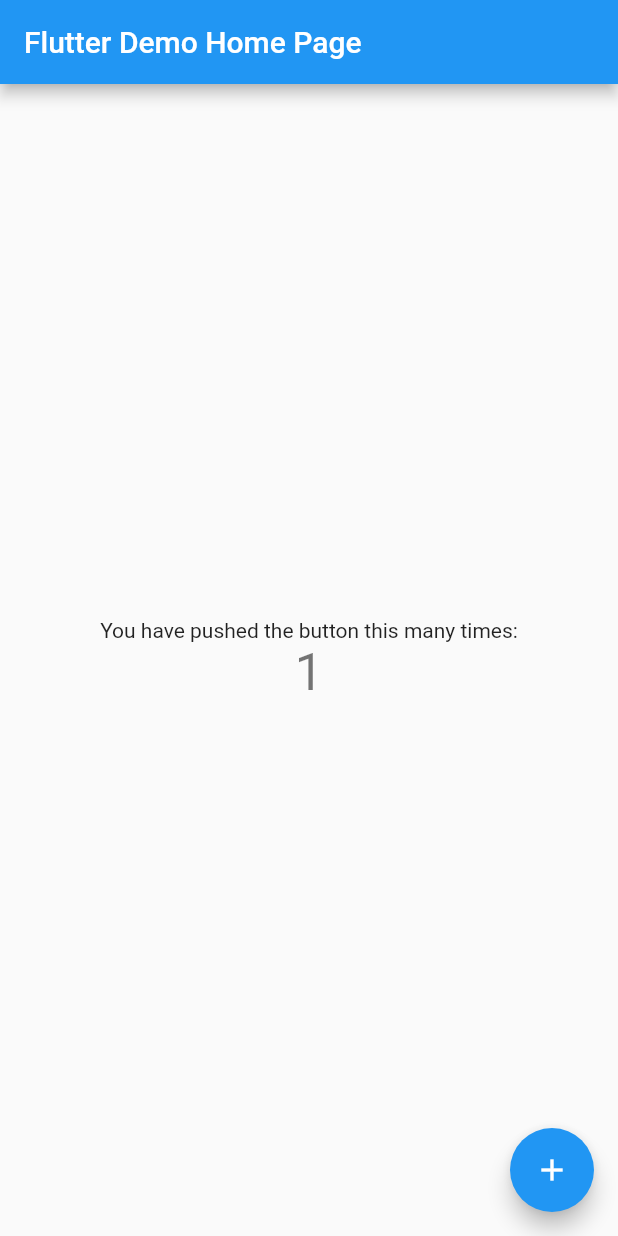
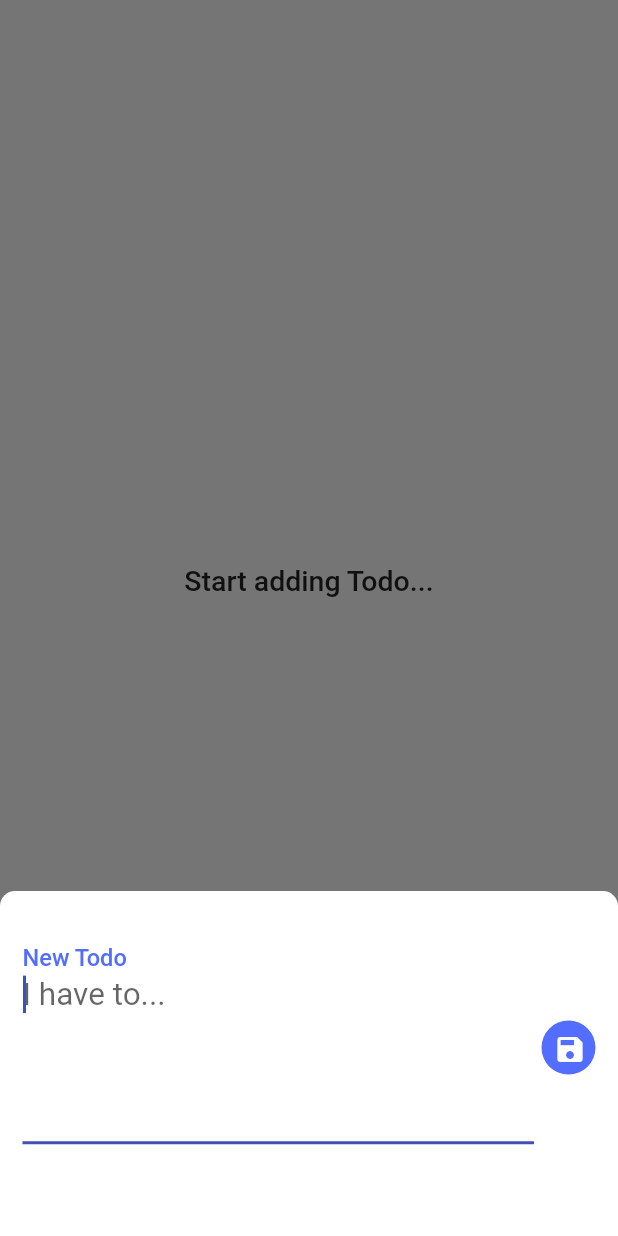
Before and after one commit to tskyles/flutter_todo, a Flutter app: the screen it shows after launch, after a tap on the "add" icon, on a phone screen of 412 x 824 dp. Run offline on Flutter 3.47's test engine with Material 2 defaults, Android fonts, the phone set to English and light mode, and no system bars; our stand-ins replace sqflite; accounts and stored records are empty; Roboto replaces fonts that are missing (RobotoMono).

Commit message:
brought in ui scaffolding

```diff
--- a/lib/database/database.dart
+++ b/lib/database/database.dart
@@ -36,7 +36,10 @@ class DatabaseProvider {
     await database.execute("CREATE TABLE $todoTABLE ("
         "id INTEGER PRIMARY KEY, "
         "description TEXT, "
-        "is_done INTEGER, "
+        /*SQLITE doesn't have boolean type
+        so we store isDone as integer where 0 is false
+        and 1 is true*/
+        "is_done INTEGER "
         ")");
   }
 }
--- a/lib/main.dart
+++ b/lib/main.dart
@@ -1,4 +1,5 @@
 import 'package:flutter/material.dart';
+import 'package:todo/ui/home_page.dart';
 
 void main() {
   runApp(MyApp());
@@ -9,109 +10,14 @@ class MyApp extends StatelessWidget {
   @override
   Widget build(BuildContext context) {
     return MaterialApp(
-      title: 'Flutter Demo',
+      debugShowCheckedModeBanner: false,
+      title: 'Flutter Todo Demo',
       theme: ThemeData(
-        // This is the theme of your application.
-        //
-        // Try running your application with "flutter run". You'll see the
-        // application has a blue toolbar. Then, without quitting the app, try
-        // changing the primarySwatch below to Colors.green and then invoke
-        // "hot reload" (press "r" in the console where you ran "flutter run",
-        // or simply save your changes to "hot reload" in a Flutter IDE).
-        // Notice that the counter didn't reset back to zero; the application
-        // is not restarted.
-        primarySwatch: Colors.blue,
-        // This makes the visual density adapt to the platform that you run
-        // the app on. For desktop platforms, the controls will be smaller and
-        // closer together (more dense) than on mobile platforms.
+        primarySwatch: Colors.indigo,
+        canvasColor: Colors.transparent,
         visualDensity: VisualDensity.adaptivePlatformDensity,
       ),
-      home: MyHomePage(title: 'Flutter Demo Home Page'),
+      home: HomePage(title: 'My Todo List'),
     );
   }
 }
-
-class MyHomePage extends StatefulWidget {
-  MyHomePage({Key key, this.title}) : super(key: key);
-
-  // This widget is the home page of your application. It is stateful, meaning
-  // that it has a State object (defined below) that contains fields that affect
-  // how it looks.
-
-  // This class is the configuration for the state. It holds the values (in this
-  // case the title) provided by the parent (in this case the App widget) and
-  // used by the build method of the State. Fields in a Widget subclass are
-  // always marked "final".
-
-  final String title;
-
-  @override
-  _MyHomePageState createState() => _MyHomePageState();
-}
-
-class _MyHomePageState extends State<MyHomePage> {
-  int _counter = 0;
-
-  void _incrementCounter() {
-    setState(() {
-      // This call to setState tells the Flutter framework that something has
-      // changed in this State, which causes it to rerun the build method below
-      // so that the display can reflect the updated values. If we changed
-      // _counter without calling setState(), then the build method would not be
-      // called again, and so nothing would appear to happen.
-      _counter++;
-    });
-  }
-
-  @override
-  Widget build(BuildContext context) {
-    // This method is rerun every time setState is called, for instance as done
-    // by the _incrementCounter method above.
-    //
-    // The Flutter framework has been optimized to make rerunning build methods
-    // fast, so that you can just rebuild anything that needs updating rather
-    // than having to individually change instances of widgets.
-    return Scaffold(
-      appBar: AppBar(
-        // Here we take the value from the MyHomePage object that was created by
-        // the App.build method, and use it to set our appbar title.
-        title: Text(widget.title),
-      ),
-      body: Center(
-        // Center is a layout widget. It takes a single child and positions it
-        // in the middle of the parent.
-        child: Column(
-          // Column is also a layout widget. It takes a list of children and
-          // arranges them vertically. By default, it sizes itself to fit its
-          // children horizontally, and tries to be as tall as its parent.
-          //
-          // Invoke "debug painting" (press "p" in the console, choose the
-          // "Toggle Debug Paint" action from the Flutter Inspector in Android
-          // Studio, or the "Toggle Debug Paint" command in Visual Studio Code)
-          // to see the wireframe for each widget.
-          //
-          // Column has various properties to control how it sizes itself and
-          // how it positions its children. Here we use mainAxisAlignment to
-          // center the children vertically; the main axis here is the vertical
-          // axis because Columns are vertical (the cross axis would be
-          // horizontal).
-          mainAxisAlignment: MainAxisAlignment.center,
-          children: <Widget>[
-            Text(
-              'You have pushed the button this many times:',
-            ),
-            Text(
-              '$_counter',
-              style: Theme.of(context).textTheme.headline4,
-            ),
-          ],
-        ),
-      ),
-      floatingActionButton: FloatingActionButton(
-        onPressed: _incrementCounter,
-        tooltip: 'Increment',
-        child: Icon(Icons.add),
-      ), // This trailing comma makes auto-formatting nicer for build methods.
-    );
-  }
-}
--- a/lib/model/todo.dart
+++ b/lib/model/todo.dart
@@ -20,6 +20,6 @@ class Todo {
   Map<String, dynamic> toDatabaseJSON() => {
         "id": this.id,
         "description": this.description,
-        "isDone": this.isDone == false ? 0 : 1,
+        "is_done": this.isDone == false ? 0 : 1,
       };
 }
--- /dev/null
+++ b/lib/ui/home_page.dart
@@ -0,0 +1,427 @@
+import 'package:flutter/material.dart';
+import 'package:flutter/services.dart';
+import 'package:flutter/widgets.dart';
+import 'package:todo/bloc/todo_bloc.dart';
+import 'package:todo/model/todo.dart';
+
+class HomePage extends StatelessWidget {
+  HomePage({Key key, this.title}) : super(key: key);
+
+  // Load bloack that is used to get the stream of todo for streambuilder
+  final TodoBloc todoBloc = TodoBloc();
+  final String title;
+
+  // Allow todo card to be dismissable horizontallyu
+  final DismissDirection _dismissDirection = DismissDirection.horizontal;
+
+  @override
+  Widget build(BuildContext context) {
+    SystemChrome.setSystemUIOverlayStyle(SystemUiOverlayStyle.dark.copyWith(
+      statusBarColor: Colors.white,
+      systemNavigationBarColor: Colors.white,
+      systemNavigationBarIconBrightness: Brightness.dark,
+      statusBarBrightness: Brightness.dark,
+    ));
+    return Scaffold(
+        resizeToAvoidBottomPadding: false,
+        body: SafeArea(
+          child: Container(
+            color: Colors.white,
+            padding: const EdgeInsets.only(left: 2.0, right: 2.0, bottom: 2.0),
+            child: Container(child: getTodosWidget()),
+          ),
+        ),
+        bottomNavigationBar: BottomAppBar(
+            color: Colors.white,
+            child: Container(
+              decoration: BoxDecoration(
+                  border: Border(
+                top: BorderSide(color: Colors.grey, width: 0.3),
+              )),
+              child: Row(
+                mainAxisSize: MainAxisSize.max,
+                children: <Widget>[
+                  IconButton(
+                    icon: Icon(
+                      Icons.menu,
+                      color: Colors.indigoAccent,
+                      size: 28,
+                    ),
+                    onPressed: () {
+                      todoBloc.getTodos();
+                    },
+                  ),
+                  Expanded(
+                    child: Text('TODO',
+                        style: TextStyle(
+                            color: Colors.black,
+                            fontWeight: FontWeight.w600,
+                            fontFamily: 'RobotoMono',
+                            fontStyle: FontStyle.normal,
+                            fontSize: 19)),
+                  ),
+                  Wrap(
+                    children: <Widget>[
+                      IconButton(
+                        icon: Icon(
+                          Icons.search,
+                          size: 28,
+                          color: Colors.indigoAccent,
+                        ),
+                        onPressed: () {
+                          _showTodoSearchSheet(context);
+                        },
+                      ),
+                      Padding(
+                        padding: EdgeInsets.only(right: 5),
+                      )
+                    ],
+                  )
+                ],
+              ),
+            )),
+        floatingActionButtonLocation: FloatingActionButtonLocation.centerDocked,
+        floatingActionButton: Padding(
+          padding: EdgeInsets.only(bottom: 25),
+          child: FloatingActionButton(
+            elevation: 5.0,
+            onPressed: () {
+              _showAddTodoSheet(context);
+            },
+            backgroundColor: Colors.white,
+            child: Icon(
+              Icons.add,
+              size: 32,
+              color: Colors.indigoAccent,
+            ),
+          ),
+        ));
+  }
+
+  void _showAddTodoSheet(BuildContext context) {
+    final _todoDescriptionFormController = TextEditingController();
+    showModalBottomSheet(
+        context: context,
+        builder: (builder) {
+          return new Padding(
+            padding: EdgeInsets.only(
+                bottom: MediaQuery.of(context).viewInsets.bottom),
+            child: new Container(
+              color: Colors.transparent,
+              child: new Container(
+                height: 230,
+                decoration: new BoxDecoration(
+                    color: Colors.white,
+                    borderRadius: new BorderRadius.only(
+                        topLeft: const Radius.circular(10.0),
+                        topRight: const Radius.circular(10.0))),
+                child: Padding(
+                  padding: EdgeInsets.only(
+                      left: 15, top: 25.0, right: 15, bottom: 30),
+                  child: ListView(
+                    children: <Widget>[
+                      Row(
+                        mainAxisSize: MainAxisSize.min,
+                        crossAxisAlignment: CrossAxisAlignment.center,
+                        children: <Widget>[
+                          Expanded(
+                            child: TextFormField(
+                              controller: _todoDescriptionFormController,
+                              textInputAction: TextInputAction.newline,
+                              maxLines: 4,
+                              style: TextStyle(
+                                  fontSize: 21, fontWeight: FontWeight.w400),
+                              autofocus: true,
+                              decoration: const InputDecoration(
+                                  hintText: 'I have to...',
+                                  labelText: 'New Todo',
+                                  labelStyle: TextStyle(
+                                      color: Colors.indigoAccent,
+                                      fontWeight: FontWeight.w500)),
+                              validator: (String value) {
+                                if (value.isEmpty) {
+                                  return 'Empty description!';
+                                }
+                                return value.contains('')
+                                    ? 'Do not use the @ char.'
+                                    : null;
+                              },
+                            ),
+                          ),
+                          Padding(
+                            padding: EdgeInsets.only(left: 5, top: 15),
+                            child: CircleAvatar(
+                              backgroundColor: Colors.indigoAccent,
+                              radius: 18,
+                              child: IconButton(
+                                icon: Icon(
+                                  Icons.save,
+                                  size: 22,
+                                  color: Colors.white,
+                                ),
+                                onPressed: () {
+                                  final newTodo = Todo(
+                                      description:
+                                          _todoDescriptionFormController
+                                              .value.text);
+                                  if (newTodo.description.isNotEmpty) {
+                                    /*Create new Todo object and make sure
+                                    the Todo description is not empty,
+                                    because what's the point of saving empty
+                                    Todo
+                                    */
+                                    todoBloc.addTodo(newTodo);
+
+                                    //dismisses the bottomsheet
+                                    Navigator.pop(context);
+                                  }
+                                },
+                              ),
+                            ),
+                          )
+                        ],
+                      ),
+                    ],
+                  ),
+                ),
+              ),
+            ),
+          );
+        });
+  }
+
+  void _showTodoSearchSheet(BuildContext context) {
+    final _todoSearchDescriptionFormController = TextEditingController();
+    showModalBottomSheet(
+        context: context,
+        builder: (builder) {
+          return new Padding(
+            padding: EdgeInsets.only(
+                bottom: MediaQuery.of(context).viewInsets.bottom),
+            child: new Container(
+              color: Colors.transparent,
+              child: new Container(
+                height: 230,
+                decoration: new BoxDecoration(
+                    color: Colors.white,
+                    borderRadius: new BorderRadius.only(
+                        topLeft: const Radius.circular(10.0),
+                        topRight: const Radius.circular(10.0))),
+                child: Padding(
+                  padding: EdgeInsets.only(
+                      left: 15, top: 25.0, right: 15, bottom: 30),
+                  child: ListView(
+                    children: <Widget>[
+                      Row(
+                        mainAxisSize: MainAxisSize.min,
+                        crossAxisAlignment: CrossAxisAlignment.center,
+                        children: <Widget>[
+                          Expanded(
+                            child: TextFormField(
+                              controller: _todoSearchDescriptionFormController,
+                              textInputAction: TextInputAction.newline,
+                              maxLines: 4,
+                              style: TextStyle(
+                                  fontSize: 18, fontWeight: FontWeight.w400),
+                              autofocus: true,
+                              decoration: const InputDecoration(
+                                hintText: 'Search for todo...',
+                                labelText: 'Search *',
+                                labelStyle: TextStyle(
+                                    color: Colors.indigoAccent,
+                                    fontWeight: FontWeight.w500),
+                              ),
+                              validator: (String value) {
+                                return value.contains('@')
+                                    ? 'Do not use the @ char.'
+                                    : null;
+                              },
+                            ),
+                          ),
+                          Padding(
+                            padding: EdgeInsets.only(left: 5, top: 15),
+                            child: CircleAvatar(
+                              backgroundColor: Colors.indigoAccent,
+                              radius: 18,
+                              child: IconButton(
+                                icon: Icon(
+                                  Icons.search,
+                                  size: 22,
+                                  color: Colors.white,
+                                ),
+                                onPressed: () {
+                                  /*This will get all todos
+                                  that contains similar string
+                                  in the textform
+                                  */
+                                  todoBloc.getTodos(
+                                      query:
+                                          _todoSearchDescriptionFormController
+                                              .value.text);
+                                  //dismisses the bottomsheet
+                                  Navigator.pop(context);
+                                },
+                              ),
+                            ),
+                          )
+                        ],
+                      ),
+                    ],
+                  ),
+                ),
+              ),
+            ),
+          );
+        });
+  }
+
+  Widget getTodosWidget() {
+    /*The StreamBuilder widget,
+    basically this widget will take stream of data (todos)
+    and construct the UI (with state) based on the stream
+    */
+    return StreamBuilder(
+      stream: todoBloc.todos,
+      builder: (BuildContext context, AsyncSnapshot<List<Todo>> snapshot) {
+        return getTodoCardWidget(snapshot);
+      },
+    );
+  }
+
+  Widget getTodoCardWidget(AsyncSnapshot<List<Todo>> snapshot) {
+    /*Since most of our operations are asynchronous
+    at initial state of the operation there will be no stream
+    so we need to handle it if this was the case
+    by showing users a processing/loading indicator*/
+    if (snapshot.hasData) {
+      /*Also handles whenever there's stream
+      but returned returned 0 records of Todo from DB.
+      If that the case show user that you have empty Todos
+      */
+      return snapshot.data.length != 0
+          ? ListView.builder(
+              itemCount: snapshot.data.length,
+              itemBuilder: (context, itemPosition) {
+                Todo todo = snapshot.data[itemPosition];
+                final Widget dismissibleCard = new Dismissible(
+                  background: Container(
+                    child: Padding(
+                      padding: EdgeInsets.only(left: 10),
+                      child: Align(
+                        alignment: Alignment.centerLeft,
+                        child: Text(
+                          "Deleting",
+                          style: TextStyle(color: Colors.white),
+                        ),
+                      ),
+                    ),
+                    color: Colors.redAccent,
+                  ),
+                  onDismissed: (direction) {
+                    /*The magic
+                    delete Todo item by ID whenever
+                    the card is dismissed
+                    */
+                    todoBloc.deleteTodoById(todo.id);
+                  },
+                  direction: _dismissDirection,
+                  key: new ObjectKey(todo),
+                  child: Card(
+                      shape: RoundedRectangleBorder(
+                        side: BorderSide(color: Colors.grey[200], width: 0.5),
+                        borderRadius: BorderRadius.circular(5),
+                      ),
+                      color: Colors.white,
+                      child: ListTile(
+                        leading: InkWell(
+                          onTap: () {
+                            //Reverse the value
+                            todo.isDone = !todo.isDone;
+                            /*
+                            Another magic.
+                            This will update Todo isDone with either
+                            completed or not
+                          */
+                            todoBloc.updateTodo(todo);
+                          },
+                          child: Container(
+                            //decoration: BoxDecoration(),
+                            child: Padding(
+                              padding: const EdgeInsets.all(15.0),
+                              child: todo.isDone
+                                  ? Icon(
+                                      Icons.done,
+                                      size: 26.0,
+                                      color: Colors.indigoAccent,
+                                    )
+                                  : Icon(
+                                      Icons.check_box_outline_blank,
+                                      size: 26.0,
+                                      color: Colors.tealAccent,
+                                    ),
+                            ),
+                          ),
+                        ),
+                        title: Text(
+                          todo.description,
+                          style: TextStyle(
+                              fontSize: 16.5,
+                              fontFamily: 'RobotoMono',
+                              fontWeight: FontWeight.w500,
+                              decoration: todo.isDone
+                                  ? TextDecoration.lineThrough
+                                  : TextDecoration.none),
+                        ),
+                      )),
+                );
+                return dismissibleCard;
+              },
+            )
+          : Container(
+              child: Center(
+              //this is used whenever there 0 Todo
+              //in the data base
+              child: noTodoMessageWidget(),
+            ));
+    } else {
+      return Center(
+        /*since most of our I/O operations are done
+        outside the main thread asynchronously
+        we may want to display a loading indicator
+        to let the use know the app is currently
+        processing*/
+        child: loadingData(),
+      );
+    }
+  }
+
+  Widget loadingData() {
+    // pull todos again
+    todoBloc.getTodos();
+    return Container(
+        child: Center(
+            child: Column(
+                mainAxisAlignment: MainAxisAlignment.center,
+                children: <Widget>[
+          CircularProgressIndicator(),
+          Text('Loading...',
+              style: TextStyle(fontSize: 19, fontWeight: FontWeight.w500))
+        ])));
+  }
+
+  Widget noTodoMessageWidget() {
+    return Container(
+      child: Text(
+        "Start adding Todo...",
+        style: TextStyle(fontSize: 19, fontWeight: FontWeight.w500),
+      ),
+    );
+  }
+
+  dispose() {
+    /*close the stream in order
+    to avoid memory leaks
+    */
+    todoBloc.dispose();
+  }
+}
```
